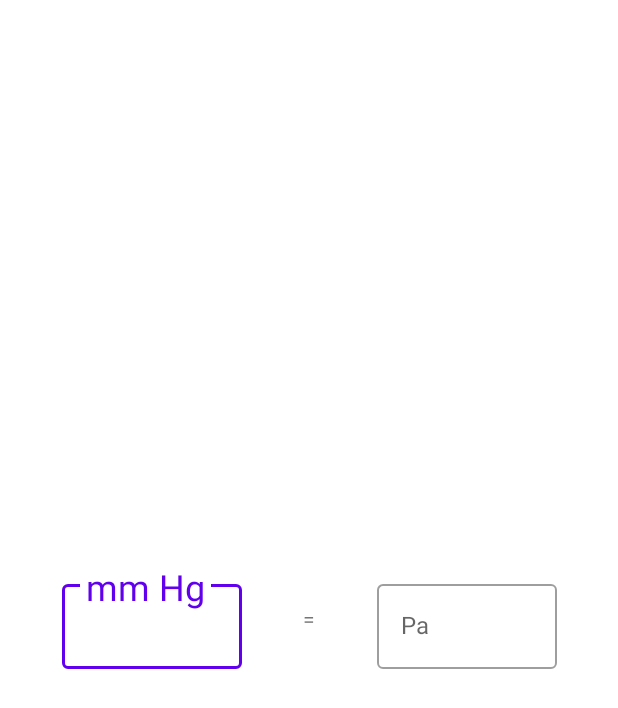
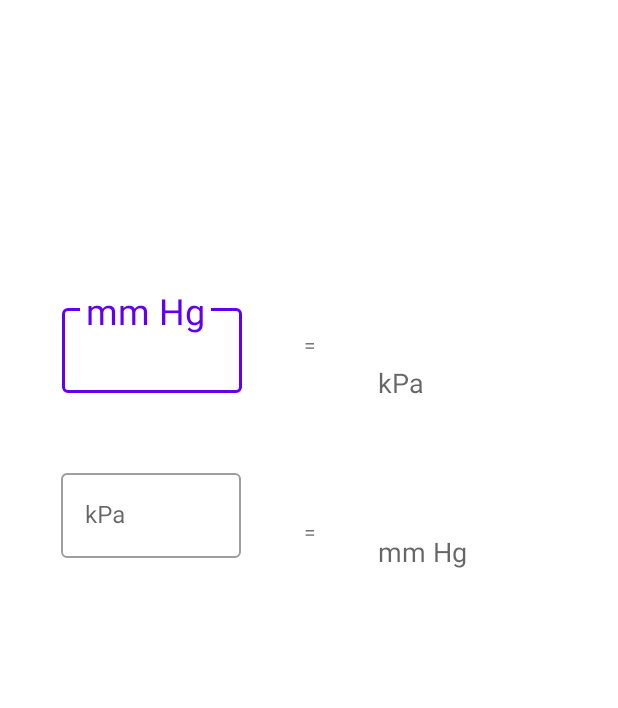
Before and after one commit to PopovGitProjects/UnitConverter, an Android app: the layout activity_main.xml on its own in the app's theme, with its tools: preview values and no code run, on a phone screen of 412 x 824 dp. Shown: the top 708 px of the screen. Run offline under Robolectric (Android 15) with nearby library versions, the phone set to English and light mode, and no system bars.

```diff
--- a/app/build.gradle
+++ b/app/build.gradle
@@ -29,6 +29,9 @@ android {
     kotlinOptions {
         jvmTarget = '1.8'
     }
+    buildFeatures{
+        viewBinding true
+    }
 }
 
 dependencies {
@@ -36,8 +39,8 @@ dependencies {
     implementation 'androidx.core:core-ktx:1.6.0'
     implementation 'androidx.appcompat:appcompat:1.3.1'
     implementation 'com.google.android.material:material:1.4.0'
-    implementation 'androidx.constraintlayout:constraintlayout:2.1.0'
-    testImplementation 'junit:junit:4.+'
+    implementation 'androidx.constraintlayout:constraintlayout:2.1.1'
+    testImplementation 'junit:junit:'
     androidTestImplementation 'androidx.test.ext:junit:1.1.3'
     androidTestImplementation 'androidx.test.espresso:espresso-core:3.4.0'
 }
--- a/app/src/main/java/com/popov/unitconverter/MainActivity.kt
+++ b/app/src/main/java/com/popov/unitconverter/MainActivity.kt
@@ -4,18 +4,24 @@ import android.os.Bundle
 import androidx.appcompat.app.AppCompatActivity
 import androidx.core.widget.addTextChangedListener
 import com.google.android.material.textfield.TextInputEditText
+import com.popov.unitconverter.databinding.ActivityMainBinding
 import kotlin.math.roundToInt
 
 class MainActivity : AppCompatActivity() {
+    private lateinit var binding: ActivityMainBinding
     override fun onCreate(savedInstanceState: Bundle?) {
         super.onCreate(savedInstanceState)
-        setContentView(R.layout.activity_main)
+        binding = ActivityMainBinding.inflate(layoutInflater)
+        setContentView(binding.root)
 
         val textViewLeft = findViewById<TextInputEditText>(R.id.editTextLeft)
         val textViewRight = findViewById<TextInputEditText>(R.id.editTextRight)
 
-        currentFocus
+        val viewLeft = textViewLeft.isTextInputLayoutFocusedRectEnabled
+        val viewRight = textViewRight.isTextInputLayoutFocusedRectEnabled
+
         textViewLeft.addTextChangedListener {
+            if (viewLeft){
                 if (textViewLeft.text.toString() != ""){
                     val num = textViewLeft.text.toString().toDouble()
                     val result = decimalRound(num * 0.13332239023)
@@ -23,15 +29,20 @@ class MainActivity : AppCompatActivity() {
                 }else{
                     textViewRight.text = null
                 }
+
+            }
         }
 
         textViewRight.addTextChangedListener {
+            if (viewRight){
                 if (textViewRight.text.toString() != ""){
                     val num = textViewRight.text.toString().toDouble()
                     val result = decimalRound(num * 7.5006156)
                     textViewLeft.setText(result.toString())
                 }else{
                     textViewLeft.text = null
+                }
+
             }
         }
     }
--- a/app/src/main/res/layout/activity_main.xml
+++ b/app/src/main/res/layout/activity_main.xml
@@ -16,7 +16,8 @@
         app:layout_constraintBottom_toBottomOf="parent"
         app:layout_constraintEnd_toStartOf="@+id/textEquals"
         app:layout_constraintStart_toStartOf="parent"
-        app:layout_constraintTop_toTopOf="parent">
+        app:layout_constraintTop_toTopOf="parent"
+        app:layout_constraintVertical_bias="0.257">
 
         <com.google.android.material.textfield.TextInputEditText
             android:id="@+id/editTextLeft"
@@ -25,8 +26,44 @@
             android:hint="@string/mm_hg"
             android:inputType="numberDecimal"
             android:minWidth="120dp"
-            tools:ignore="TextContrastCheck" />
+            tools:ignore="TextContrastCheck,DuplicateSpeakableTextCheck" />
     </com.google.android.material.textfield.TextInputLayout>
+
+    <com.google.android.material.textfield.TextInputLayout
+        android:id="@+id/textInputLayoutRight"
+        style="@style/Widget.MaterialComponents.TextInputLayout.OutlinedBox"
+        android:layout_width="wrap_content"
+        android:layout_height="wrap_content"
+        app:endIconMode="clear_text"
+        app:hintTextAppearance="@style/TextHint"
+        app:layout_constraintBottom_toBottomOf="parent"
+        app:layout_constraintEnd_toEndOf="parent"
+        app:layout_constraintHorizontal_bias="0.14"
+        app:layout_constraintStart_toStartOf="parent"
+        app:layout_constraintTop_toBottomOf="@+id/textInputLayoutLeft"
+        app:layout_constraintVertical_bias="0.086">
+
+        <com.google.android.material.textfield.TextInputEditText
+            android:id="@+id/editTextRight"
+            android:layout_width="wrap_content"
+            android:layout_height="wrap_content"
+            android:hint="@string/pa"
+            android:inputType="numberDecimal"
+            android:minWidth="120dp"
+            tools:ignore="TextContrastCheck,DuplicateSpeakableTextCheck" />
+    </com.google.android.material.textfield.TextInputLayout>
+
+    <TextView
+        android:id="@+id/textEquals2"
+        android:layout_width="wrap_content"
+        android:layout_height="wrap_content"
+        android:text="@string/equals"
+        app:layout_constraintBottom_toBottomOf="parent"
+        app:layout_constraintEnd_toEndOf="parent"
+        app:layout_constraintHorizontal_bias="0.501"
+        app:layout_constraintStart_toStartOf="parent"
+        app:layout_constraintTop_toTopOf="parent"
+        app:layout_constraintVertical_bias="0.428" />
 
     <TextView
         android:id="@+id/textEquals"
@@ -35,30 +72,42 @@
         android:text="@string/equals"
         app:layout_constraintBottom_toBottomOf="parent"
         app:layout_constraintEnd_toEndOf="parent"
+        app:layout_constraintHorizontal_bias="0.501"
         app:layout_constraintStart_toStartOf="parent"
-        app:layout_constraintTop_toTopOf="parent" />
+        app:layout_constraintTop_toTopOf="parent"
+        app:layout_constraintVertical_bias="0.273" />
 
-    <com.google.android.material.textfield.TextInputLayout
-        android:id="@+id/textInputLayoutRight"
-        app:endIconMode="clear_text"
+    <com.google.android.material.textview.MaterialTextView
+        android:id="@+id/textFieldLeft"
         android:layout_width="wrap_content"
         android:layout_height="wrap_content"
-        style="@style/Widget.MaterialComponents.TextInputLayout.OutlinedBox"
-        app:hintTextAppearance="@style/TextHint"
+        android:layout_marginBottom="88dp"
+        android:hint="@string/pa"
+        android:minWidth="120dp"
+        android:textSize="18sp"
+        app:layout_constraintBottom_toTopOf="@+id/textFieldRight"
+        app:layout_constraintEnd_toEndOf="parent"
+        app:layout_constraintHorizontal_bias="0.506"
+        app:layout_constraintStart_toEndOf="@+id/textEquals"
+        app:layout_constraintTop_toTopOf="parent"
+        app:layout_constraintVertical_bias="1.0"
+        tools:ignore="TextContrastCheck" />
+
+    <com.google.android.material.textview.MaterialTextView
+        android:id="@+id/textFieldRight"
+        android:layout_width="wrap_content"
+        android:layout_height="wrap_content"
+        android:layout_marginBottom="244dp"
+        android:hint="@string/mm_hg"
+        android:minWidth="120dp"
+        android:textSize="18sp"
         app:layout_constraintBottom_toBottomOf="parent"
         app:layout_constraintEnd_toEndOf="parent"
-        app:layout_constraintStart_toEndOf="@+id/textEquals"
-        app:layout_constraintTop_toTopOf="parent">
-
-        <com.google.android.material.textfield.TextInputEditText
-            android:id="@+id/editTextRight"
-            android:layout_width="wrap_content"
-            android:layout_height="wrap_content"
-            android:hint="@string/pa"
-            android:inputType="numberDecimal"
-            android:minWidth="120dp"
-            tools:ignore="TextContrastCheck" />
-    </com.google.android.material.textfield.TextInputLayout>
+        app:layout_constraintHorizontal_bias="0.506"
+        app:layout_constraintStart_toEndOf="@+id/textEquals2"
+        app:layout_constraintTop_toBottomOf="@+id/textEquals"
+        app:layout_constraintVertical_bias="0.368"
+        tools:ignore="TextContrastCheck" />
 
 <!--    <TextView-->
 <!--        android:id="@+id/textLeft"-->
--- a/app/src/main/res/values/strings.xml
+++ b/app/src/main/res/values/strings.xml
@@ -2,6 +2,6 @@
     <string name="app_name">Unit Converter</string>
     <string name="equals">=</string>
     <string name="mm_hg">mm Hg</string>
-    <string name="pa">Pa</string>
+    <string name="pa">kPa</string>
     <string name="_0">0</string>
 </resources>
--- a/build.gradle
+++ b/build.gradle
@@ -5,7 +5,7 @@ buildscript {
         mavenCentral()
     }
     dependencies {
-        classpath "com.android.tools.build:gradle:7.0.0"
+        classpath 'com.android.tools.build:gradle:7.0.2'
         classpath "org.jetbrains.kotlin:kotlin-gradle-plugin:1.5.21"
 
         // NOTE: Do not place your application dependencies here; they belong
```
Lines whose indentation alone changed are shown as unchanged.
